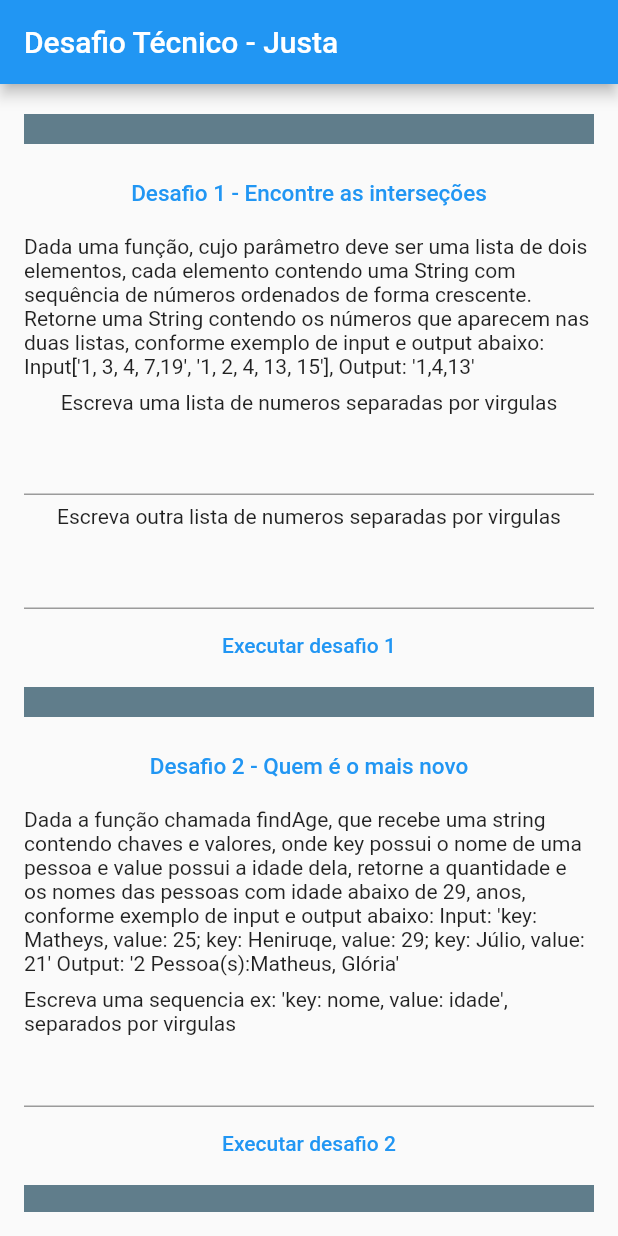
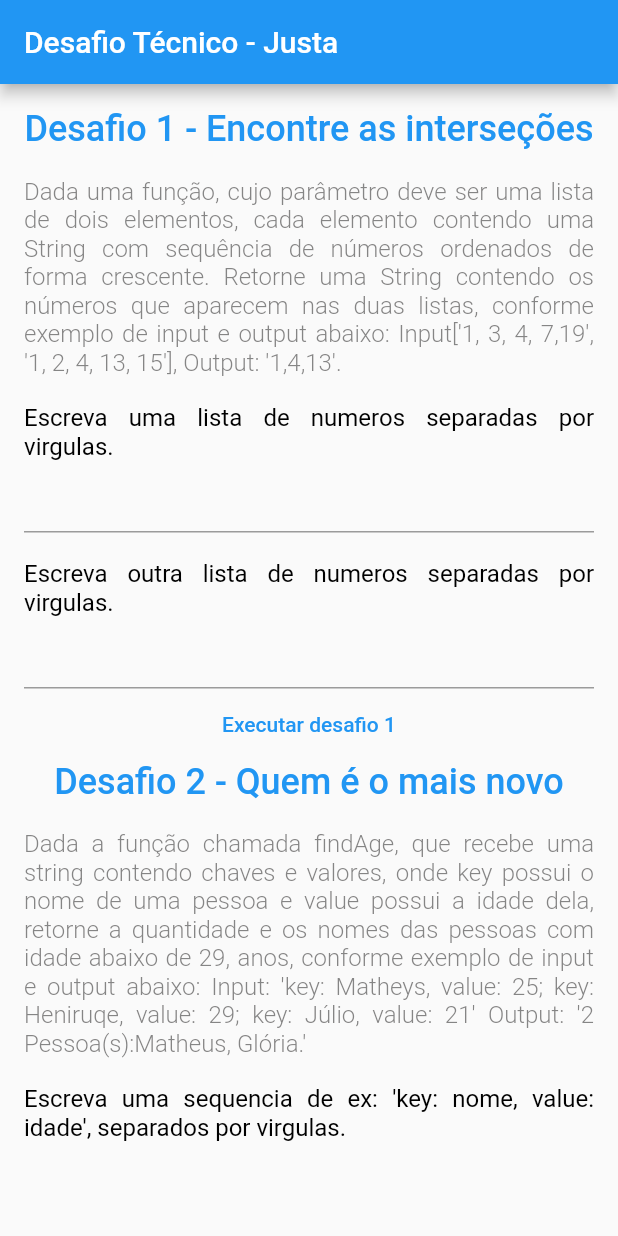
Before and after one commit to HHeloisa/DesafioJusta, a Flutter app: the screen it shows after launch, on a phone screen of 412 x 824 dp. Run offline on Flutter 3.47's test engine with Material 2 defaults, Android fonts, the phone set to English and light mode, and no system bars.

Commit message:
Cria e aplica Labels

```diff
--- a/lib/constants/constants.dart
+++ b/lib/constants/constants.dart
@@ -1,3 +1,4 @@
+const appName = "Desafio Técnico - Justa";
 const desafioJusta = "Desafio justa";
 const desafio1 = "Desafio 1 - Encontre as interseções";
 const desafio2 = "Desafio 2 - Quem é o mais novo";
@@ -6,14 +7,13 @@
 const executarDesafio2 = "Executar desafio 2";
 const executarDesafio3 = "Executar desafio 3";
 const d1descricao1 =
-    "Dada uma função, cujo parâmetro deve ser uma lista de dois elementos, cada elemento contendo uma String com sequência de números ordenados de forma crescente. Retorne uma String contendo os números que aparecem nas duas listas, conforme exemplo de input e output abaixo: Input['1, 3, 4, 7,19', '1, 2, 4, 13, 15'], Output: '1,4,13'";
-const d1descricao2 = "Escreva uma lista de numeros separadas por virgulas";
-const d1descricao3 = "Escreva outra lista de numeros separadas por virgulas";
+    "Dada uma função, cujo parâmetro deve ser uma lista de dois elementos, cada elemento contendo uma String com sequência de números ordenados de forma crescente. Retorne uma String contendo os números que aparecem nas duas listas, conforme exemplo de input e output abaixo: Input['1, 3, 4, 7,19', '1, 2, 4, 13, 15'], Output: '1,4,13'.";
+const d1descricao2 = "Escreva uma lista de numeros separadas por virgulas.";
+const d1descricao3 = "Escreva outra lista de numeros separadas por virgulas.";
 const d2descricao1 =
-    "Dada a função chamada findAge, que recebe uma string contendo chaves e valores, onde key possui o nome de uma pessoa e value possui a idade dela, retorne a quantidade e os nomes das pessoas com idade abaixo de 29, anos, conforme exemplo de input e output abaixo: Input: 'key: Matheys, value: 25; key: Heniruqe, value: 29; key: Júlio, value: 21' Output: '2 Pessoa(s):Matheus, Glória'";
+    "Dada a função chamada findAge, que recebe uma string contendo chaves e valores, onde key possui o nome de uma pessoa e value possui a idade dela, retorne a quantidade e os nomes das pessoas com idade abaixo de 29, anos, conforme exemplo de input e output abaixo: Input: 'key: Matheys, value: 25; key: Heniruqe, value: 29; key: Júlio, value: 21' Output: '2 Pessoa(s):Matheus, Glória.'";
 const d2descricao2 =
-    "Escreva uma sequencia ex: 'key: nome, value: idade', separados por virgulas";
+    "Escreva uma sequencia de ex: 'key: nome, value: idade', separados por virgulas.";
 const d3descricao1 =
     "Faça com que a função longestWord(sen) pegue o paramêtro sen passado e retorne a palavra mais londa da string. Se houver duas ou mais palavras com o mesmo comprimento, retorne a priemira palavra da string com esse comprimento. Ignore a pontuação e assuma que ela não estará vazia. As palavras também podem conter números, por exemplo, conforme exemplo de input e output abaixo: Input: 'fun&!! time', Output: time; Input: 'I love dogs', Output: 'love'.";
-const appName = "Desafio Técnico - Justa";
 const d3descricao2 = "Digite uma frase e descubra a palavra mais longa.";
--- a/lib/constants/descricaoDesafio.dart
+++ b/lib/constants/descricaoDesafio.dart
@@ -1,3 +1,5 @@
+import 'package:desafio_justa/labels/labelH1.dart';
+import 'package:desafio_justa/labels/labelH2.dart';
 import 'package:flutter/material.dart';
 
 class DesafioDescricao extends StatelessWidget {
@@ -10,24 +12,13 @@
   @override
   Widget build(BuildContext context) {
     return Column(children: [
-      const Padding(
-          padding: EdgeInsets.symmetric(vertical: 24.0),
-          child: Divider(
-            thickness: 20,
-            height: 0,
-            color: Colors.blueGrey,
-          )),
       Center(
         child: Padding(
           padding: const EdgeInsets.only(bottom: 18.0),
-          child: Text(titulo,
-              style: const TextStyle(
-                  fontSize: 15,
-                  color: Colors.blue,
-                  fontWeight: FontWeight.w500)),
+            child: LabelH1(titulo: titulo)
         ),
       ),
-      Text(descricao),
+      LabelH2(descricao: descricao),
     ]);
   }
 }
--- a/lib/desafio1.dart
+++ b/lib/desafio1.dart
@@ -1,5 +1,6 @@
 import 'package:desafio_justa/constants/constants.dart';
 import 'package:desafio_justa/constants/descricaoDesafio.dart';
+import 'package:desafio_justa/labels/labelH3.dart';
 import 'package:flutter/material.dart';
 
 class Desafio1 extends StatefulWidget {
@@ -39,15 +40,15 @@
     return Column(mainAxisAlignment: MainAxisAlignment.center, children: [
       const DesafioDescricao(titulo: desafio1, descricao: d1descricao1),
       const Padding(
-        padding: EdgeInsets.only(bottom: 6.0, top: 8.0),
-        child: Text(d1descricao2),
+        padding: EdgeInsets.only(top: 18.0),
+        child: LabelH3(instrucao: d1descricao2),
       ),
       TextField(
         controller: string1,
       ),
       const Padding(
-        padding: EdgeInsets.symmetric(vertical: 6.0),
-        child: Text(d1descricao3),
+        padding: EdgeInsets.only(top: 18.0),
+        child: LabelH3(instrucao: d1descricao3),
       ),
       TextField(
         controller: string2,
--- a/lib/desafio2.dart
+++ b/lib/desafio2.dart
@@ -1,5 +1,6 @@
 import 'package:desafio_justa/constants/constants.dart';
 import 'package:desafio_justa/constants/descricaoDesafio.dart';
+import 'package:desafio_justa/labels/labelH3.dart';
 import 'package:flutter/material.dart';
 
 class Desafio2 extends StatefulWidget {
@@ -43,8 +44,8 @@
       children: [
         const DesafioDescricao(titulo: desafio2, descricao: d2descricao1),
         const Padding(
-          padding: EdgeInsets.only(top: 8.0),
-          child: Text(d2descricao2),
+          padding: EdgeInsets.only(top: 18.0),
+          child: LabelH3(instrucao: d2descricao2),
         ),
         TextField(
           controller: string1,
--- /dev/null
+++ b/lib/labels/labelH1.dart
@@ -0,0 +1,15 @@
+import 'package:flutter/material.dart';
+import 'package:flutter/src/widgets/container.dart';
+import 'package:flutter/src/widgets/framework.dart';
+
+class LabelH1 extends StatelessWidget {
+  const LabelH1({super.key, required this.titulo});
+
+  final String titulo;
+  @override
+  Widget build(BuildContext context) {
+    return Text(titulo,
+        style: const TextStyle(
+            fontSize: 24, color: Colors.blue, fontWeight: FontWeight.w500));
+  }
+}
--- /dev/null
+++ b/lib/labels/labelH2.dart
@@ -0,0 +1,18 @@
+import 'package:flutter/material.dart';
+import 'package:flutter/src/widgets/container.dart';
+import 'package:flutter/src/widgets/framework.dart';
+
+class LabelH2 extends StatelessWidget {
+  const LabelH2({super.key, required this.descricao});
+
+  final String descricao;
+  @override
+  Widget build(BuildContext context) {
+    return Text(descricao,
+        textAlign: TextAlign.justify,
+        style: const TextStyle(
+            fontSize: 16,
+            color: Color.fromARGB(171, 76, 75, 75),
+            fontWeight: FontWeight.w300));
+  }
+}
--- /dev/null
+++ b/lib/labels/labelH3.dart
@@ -0,0 +1,16 @@
+import 'package:flutter/material.dart';
+import 'package:flutter/src/widgets/container.dart';
+import 'package:flutter/src/widgets/framework.dart';
+
+class LabelH3 extends StatelessWidget {
+  const LabelH3({super.key, required this.instrucao});
+
+  final String instrucao;
+  @override
+  Widget build(BuildContext context) {
+    return Text(instrucao,
+        textAlign: TextAlign.justify,
+        style: const TextStyle(
+            fontSize: 16, color: Colors.black, fontWeight: FontWeight.w400));
+  }
+}
```
